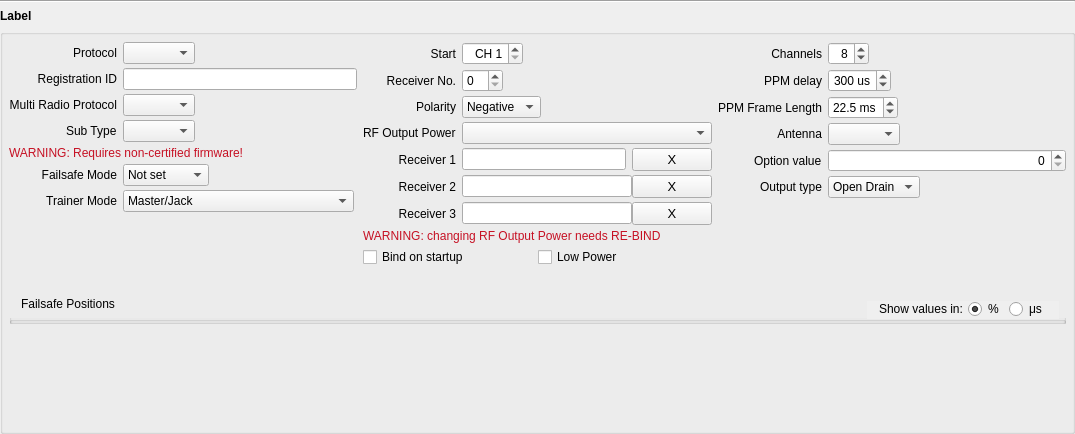
The window that companion/src/modeledit/setup_module.ui (opentx/opentx) describes before a commit, drawn with Qt 5.
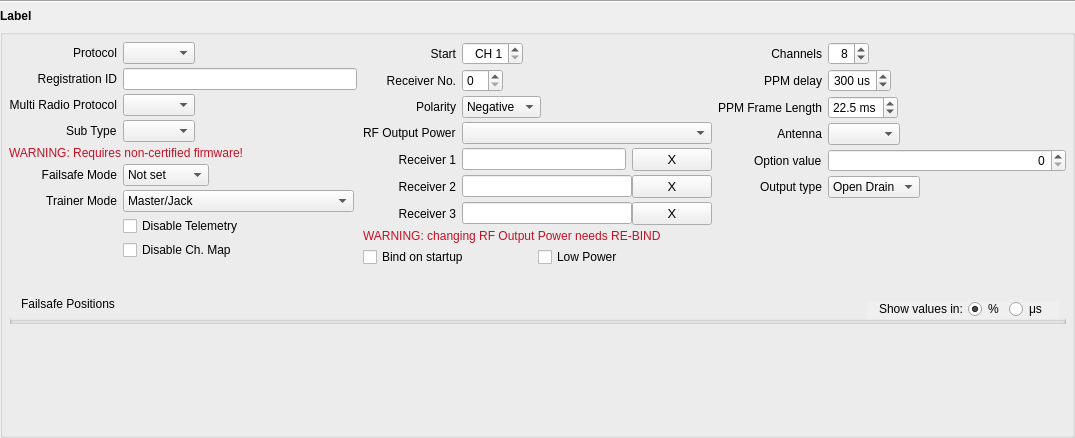
The same window after the commit. Custom widgets are drawn as their Qt base class.

Commit message: Add disableChMap and disableTelem

```diff
--- a/companion/src/modeledit/setup_module.ui
+++ b/companion/src/modeledit/setup_module.ui
@@ -7,7 +7,7 @@
     <x>0</x>
     <y>0</y>
     <width>1075</width>
-    <height>434</height>
+    <height>438</height>
    </rect>
   </property>
   <property name="windowTitle">
@@ -937,7 +937,7 @@
           </item>
          </widget>
         </item>
-        <item row="7" column="0" colspan="2">
+        <item row="11" column="0" colspan="2">
          <spacer name="horizontalSpacer_3">
           <property name="orientation">
            <enum>Qt::Horizontal</enum>
@@ -950,6 +950,20 @@
           </property>
          </spacer>
         </item>
+        <item row="7" column="1">
+         <widget class="QCheckBox" name="disableTelem">
+          <property name="text">
+           <string>Disable Telemetry</string>
+          </property>
+         </widget>
+        </item>
+        <item row="10" column="1">
+         <widget class="QCheckBox" name="disableChMap">
+          <property name="text">
+           <string>Disable Ch. Map</string>
+          </property>
+         </widget>
+        </item>
        </layout>
       </item>
       <item row="2" column="0" colspan="3">
```
The commit also changes 4 other files.
